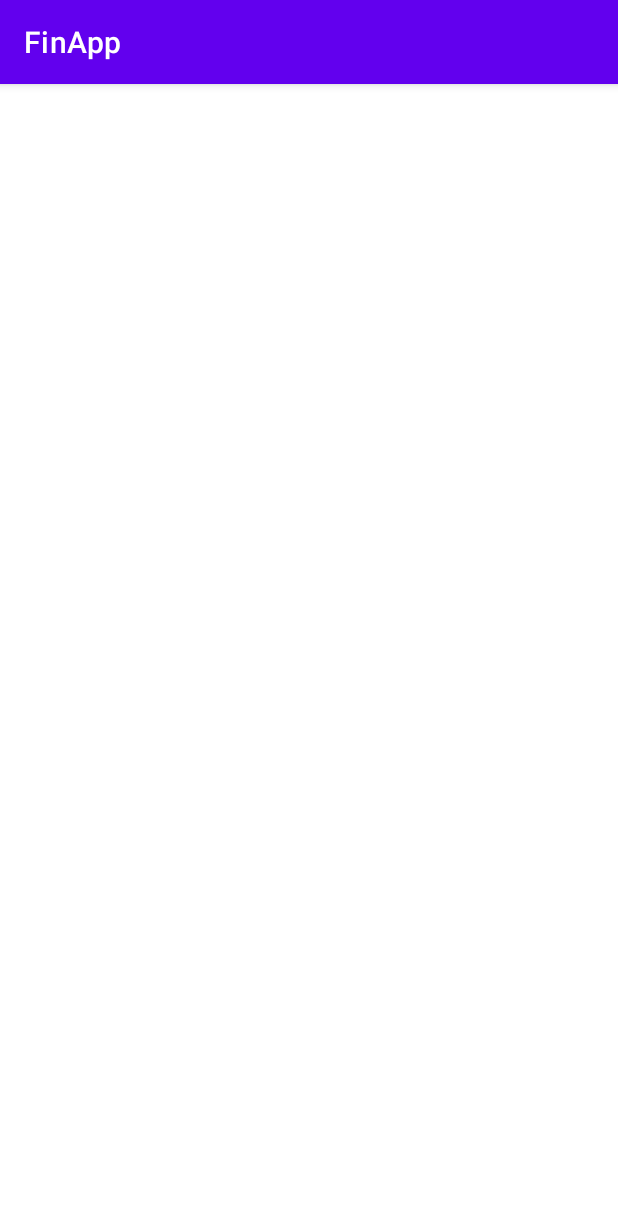
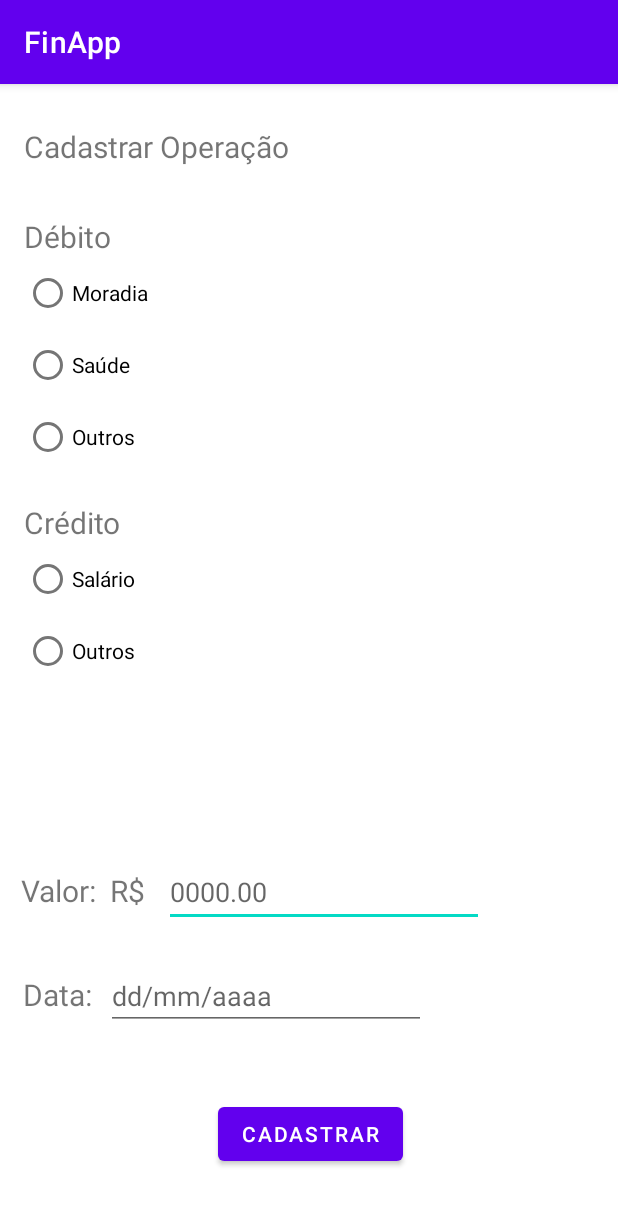
Before and after one commit to GuilhermeJanke/FinApp, an Android app: the ActivityCadastroDeOperacoes screen opened directly, with no data from a screen before it, on a phone screen of 412 x 824 dp. Shown: the top 1205 px of the screen. Run offline under Robolectric (Android 15) with nearby library versions, the phone set to English and light mode, and no system bars.

Commit message:
add operacao

```diff
--- a/app/src/main/res/layout/activity_cadastro_de_operacoes.xml
+++ b/app/src/main/res/layout/activity_cadastro_de_operacoes.xml
@@ -6,4 +6,148 @@
     android:layout_height="match_parent"
     tools:context=".ActivityCadastroDeOperacoes">
 
+    <TextView
+        android:id="@+id/textView"
+        android:layout_width="wrap_content"
+        android:layout_height="wrap_content"
+        android:layout_marginStart="16dp"
+        android:layout_marginTop="28dp"
+        android:text="Cadastrar Operação"
+        android:textSize="20sp"
+        app:layout_constraintStart_toStartOf="parent"
+        app:layout_constraintTop_toTopOf="parent" />
+
+    <RadioGroup
+        android:id="@+id/radioGroup"
+        android:layout_width="0dp"
+        android:layout_height="0dp"
+        android:layout_marginTop="88dp"
+        android:layout_marginEnd="202dp"
+        android:layout_marginBottom="86dp"
+        app:layout_constraintBottom_toTopOf="@+id/editTextValue"
+        app:layout_constraintEnd_toEndOf="parent"
+        app:layout_constraintStart_toEndOf="@+id/radioGroup2"
+        app:layout_constraintTop_toTopOf="parent">
+
+        <TextView
+            android:id="@+id/textView2"
+            android:layout_width="wrap_content"
+            android:layout_height="wrap_content"
+            android:text="Débito"
+            android:textSize="20sp" />
+
+        <RadioButton
+            android:id="@+id/radioButtonDebMoradia"
+            android:layout_width="match_parent"
+            android:layout_height="wrap_content"
+            android:text="Moradia" />
+
+        <RadioButton
+            android:id="@+id/radioButtonDebSaude"
+            android:layout_width="match_parent"
+            android:layout_height="wrap_content"
+            android:text="Saúde" />
+
+        <RadioButton
+            android:id="@+id/radioButtonDebOutros"
+            android:layout_width="match_parent"
+            android:layout_height="wrap_content"
+            android:text="Outros" />
+
+        <TextView
+            android:id="@+id/textView6"
+            android:layout_width="match_parent"
+            android:layout_height="wrap_content" />
+
+        <TextView
+            android:id="@+id/textView3"
+            android:layout_width="wrap_content"
+            android:layout_height="wrap_content"
+            android:text="Crédito"
+            android:textSize="20sp" />
+
+        <RadioButton
+            android:id="@+id/radioButtonCredSalario"
+            android:layout_width="match_parent"
+            android:layout_height="wrap_content"
+            android:text="Salário" />
+
+        <RadioButton
+            android:id="@+id/radioButtonCredOutros"
+            android:layout_width="match_parent"
+            android:layout_height="wrap_content"
+            android:text="Outros" />
+    </RadioGroup>
+
+    <RadioGroup
+        android:id="@+id/radioGroup2"
+        android:layout_width="wrap_content"
+        android:layout_height="wrap_content"
+        android:layout_marginStart="12dp"
+        android:layout_marginEnd="4dp"
+        android:layout_marginBottom="46dp"
+        app:layout_constraintBottom_toBottomOf="@+id/radioGroup"
+        app:layout_constraintEnd_toStartOf="@+id/radioGroup"
+        app:layout_constraintStart_toStartOf="parent">
+
+    </RadioGroup>
+
+    <TextView
+        android:id="@+id/textView4"
+        android:layout_width="wrap_content"
+        android:layout_height="wrap_content"
+        android:layout_marginStart="9dp"
+        android:layout_marginEnd="12dp"
+        android:text=" Valor:  R$"
+        android:textSize="20sp"
+        app:layout_constraintBaseline_toBaselineOf="@+id/editTextValue"
+        app:layout_constraintEnd_toStartOf="@+id/editTextValue"
+        app:layout_constraintStart_toStartOf="parent" />
+
+    <EditText
+        android:id="@+id/editTextValue"
+        android:layout_width="0dp"
+        android:layout_height="46dp"
+        android:layout_marginEnd="89dp"
+        android:layout_marginBottom="23dp"
+        android:ems="10"
+        android:hint="0000.00"
+        android:inputType="numberDecimal"
+        app:layout_constraintBottom_toTopOf="@+id/editTextDate"
+        app:layout_constraintEnd_toEndOf="parent"
+        app:layout_constraintStart_toEndOf="@+id/textView4" />
+
+    <TextView
+        android:id="@+id/textView5"
+        android:layout_width="wrap_content"
+        android:layout_height="wrap_content"
+        android:layout_marginStart="15dp"
+        android:text="Data:"
+        android:textSize="20sp"
+        app:layout_constraintBaseline_toBaselineOf="@+id/editTextDate"
+        app:layout_constraintStart_toStartOf="parent" />
+
+    <EditText
+        android:id="@+id/editTextDate"
+        android:layout_width="wrap_content"
+        android:layout_height="wrap_content"
+        android:layout_marginStart="9dp"
+        android:layout_marginBottom="45dp"
+        android:ems="10"
+        android:hint="dd/mm/aaaa"
+        android:inputType="text"
+        app:layout_constraintBottom_toTopOf="@+id/button"
+        app:layout_constraintStart_toEndOf="@+id/textView5" />
+
+    <Button
+        android:id="@+id/button"
+        android:layout_width="wrap_content"
+        android:layout_height="wrap_content"
+        android:layout_marginEnd="15dp"
+        android:layout_marginBottom="44dp"
+        android:onClick="addOperation"
+        android:text="Cadastrar"
+        app:layout_constraintBottom_toBottomOf="parent"
+        app:layout_constraintEnd_toEndOf="@+id/editTextDate" />
+
 </androidx.constraintlayout.widget.ConstraintLayout>
```
Also changed, not shown: app/src/main/java/com/example/finapp/ActivityCadastroDeOperacoes.java (+52 -0 lines), app/src/main/java/com/example/finapp/MainActivity.java (+20 -5 lines), app/src/main/java/com/example/finapp/database/Operation.java (added, +49 -0 lines), app/src/main/java/com/example/finapp/database/OperationsDAO.java (added, +37 -0 lines), app/src/main/java/com/example/finapp/database/SimpleDBWrapper.java (added, +38 -0 lines).
